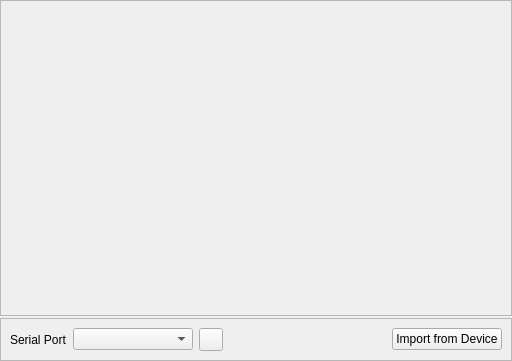
Qt form oximetry.ui (sbonaime/sleepyhead-code.) before a commit.
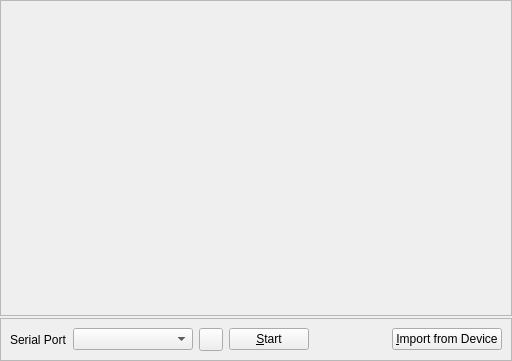
The same form after that commit. Icons and pictures are not drawn.

Diff of the .ui file:
```diff
--- a/oximetry.ui
+++ b/oximetry.ui
@@ -94,6 +94,16 @@
           </property>
          </widget>
         </item>
+        <item>
+         <widget class="QPushButton" name="RunButton">
+          <property name="text">
+           <string>&amp;Start</string>
+          </property>
+          <property name="checkable">
+           <bool>true</bool>
+          </property>
+         </widget>
+        </item>
         <item>
          <spacer name="horizontalSpacer">
           <property name="orientation">
@@ -110,7 +120,7 @@
         <item>
          <widget class="QPushButton" name="ImportButton">
           <property name="text">
-           <string>Import from Device</string>
+           <string>&amp;Import from Device</string>
           </property>
          </widget>
         </item>
```
Left out of the diff: 2 changed lines with no effect on the pictures.
